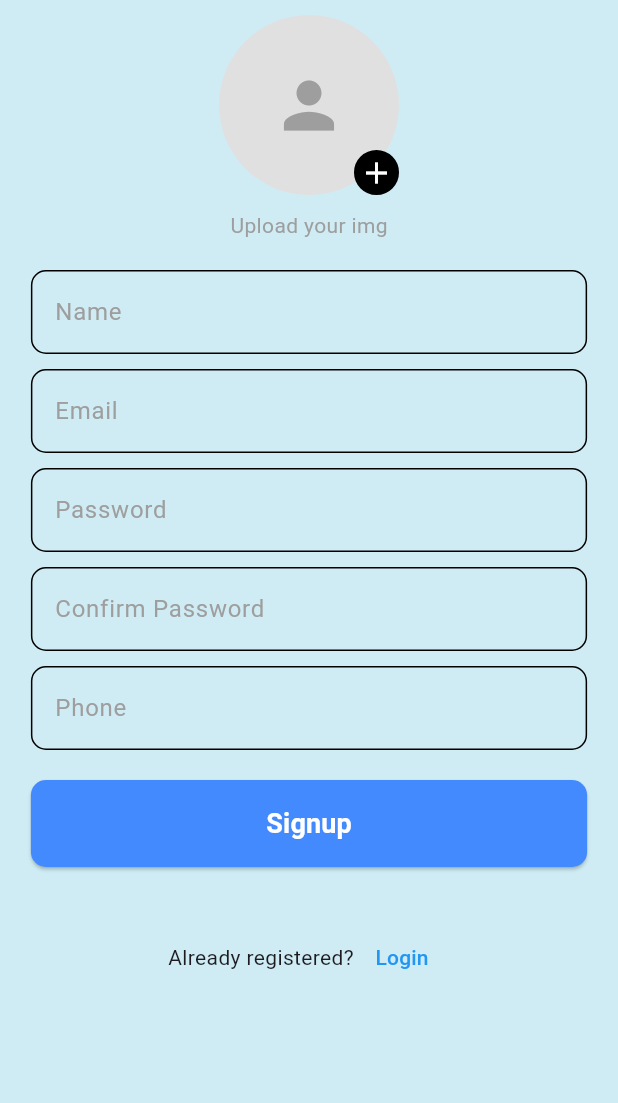
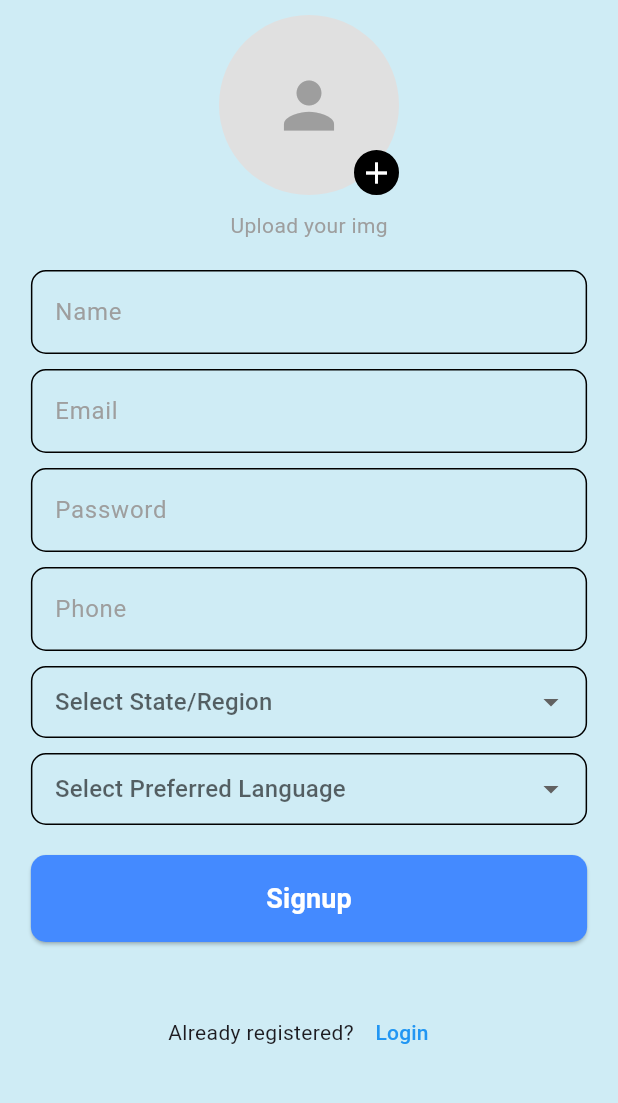
Before and after one commit to Jay2127-prajapati/pregmed, a Flutter app: the SignupScreen screen opened directly, on a phone screen of 412 x 824 dp, the part 120-1223 px from its top. Run offline on Flutter 3.47's test engine with Material 3 defaults, Android fonts, the phone set to English and light mode, and no system bars; our stand-ins replace image_picker.

Commit message:
fourth commit

```diff
--- a/lib/Authentication/signup_screen.dart
+++ b/lib/Authentication/signup_screen.dart
@@ -1,6 +1,7 @@
-import 'dart:io';
 import 'package:flutter/material.dart';
-import 'package:image_picker/image_picker.dart';
+import 'package:pregmed_project/Components/dropdownWidget.dart';
+import 'package:pregmed_project/components/image_picker_widget.dart';
+import 'package:pregmed_project/components/text_field_widget.dart';
 
 class SignupScreen extends StatefulWidget {
   const SignupScreen({super.key});
@@ -13,43 +14,33 @@ class _SignupScreenState extends State<SignupScreen> {
   final TextEditingController _nameController = TextEditingController();
   final TextEditingController _emailController = TextEditingController();
   final TextEditingController _passwordController = TextEditingController();
-  final TextEditingController _confirmPasswordController = TextEditingController();
   final TextEditingController _phoneController = TextEditingController();
 
   final FocusNode _nameFocusNode = FocusNode();
   final FocusNode _emailFocusNode = FocusNode();
   final FocusNode _passwordFocusNode = FocusNode();
-  final FocusNode _confirmPasswordFocusNode = FocusNode();
   final FocusNode _phoneFocusNode = FocusNode();
 
   bool _isNameValid = true;
   bool _isEmailValid = true;
   bool _isPasswordValid = true;
-  bool _isConfirmPasswordValid = true;
   bool _isPhoneValid = true;
 
-  XFile? _image; // To store the selected image
+  String? _selectedState;
+  String? _selectedLanguage;
 
-  final ImagePicker _picker = ImagePicker();
-
-  Future<void> _pickImage() async {
-    final XFile? image = await _picker.pickImage(source: ImageSource.gallery);
-    setState(() {
-      _image = image;
-    });
-  }
+  final List<String> _states = ['State 1', 'State 2', 'State 3'];
+  final List<String> _languages = ['Language 1', 'Language 2', 'Language 3'];
 
   @override
   void dispose() {
     _nameController.dispose();
     _emailController.dispose();
     _passwordController.dispose();
-    _confirmPasswordController.dispose();
     _phoneController.dispose();
     _nameFocusNode.dispose();
     _emailFocusNode.dispose();
     _passwordFocusNode.dispose();
-    _confirmPasswordFocusNode.dispose();
     _phoneFocusNode.dispose();
     super.dispose();
   }
@@ -81,49 +72,7 @@ class _SignupScreenState extends State<SignupScreen> {
                   ],
                 ),
                 const SizedBox(height: 10),
-                Center(
-                  child: Stack(
-                    clipBehavior: Clip.none,
-                    children: [
-                      GestureDetector(
-                        onTap: _pickImage,
-                        child: CircleAvatar(
-                          radius: 60,
-                          backgroundColor: Colors.grey[300],
-                          backgroundImage: _image != null
-                              ? FileImage(File(_image!.path))
-                              : null,
-                          child: _image == null
-                              ? const Icon(
-                                  Icons.person,
-                                  size: 50,
-                                  color: Colors.grey,
-                                )
-                              : null,
-                        ),
-                      ),
-                      Positioned(
-                        bottom: 0,
-                        right: 0,
-                        child: GestureDetector(
-                          onTap: _pickImage,
-                          child: Container(
-                            decoration: BoxDecoration(
-                              shape: BoxShape.circle,
-                              color: Colors.black,
-                              border: Border.all(color: Colors.black, width: 3),
-                            ),
-                            child: const Icon(
-                              Icons.add,
-                              color: Colors.white,
-                              size: 24,
-                            ),
-                          ),
-                        ),
-                      ),
-                    ],
-                  ),
-                ),
+                const ImagePickerWidget(),
                 const SizedBox(height: 10),
                 const Center(
                   child: Text(
@@ -137,7 +86,7 @@ class _SignupScreenState extends State<SignupScreen> {
                   child: Column(
                     crossAxisAlignment: CrossAxisAlignment.start,
                     children: [
-                      _buildTextField(
+                      TextFieldWidget(
                         controller: _nameController,
                         focusNode: _nameFocusNode,
                         label: "Name",
@@ -149,7 +98,7 @@ class _SignupScreenState extends State<SignupScreen> {
                         },
                       ),
                       const SizedBox(height: 10),
-                      _buildTextField(
+                      TextFieldWidget(
                         controller: _emailController,
                         focusNode: _emailFocusNode,
                         label: "Email",
@@ -161,7 +110,7 @@ class _SignupScreenState extends State<SignupScreen> {
                         },
                       ),
                       const SizedBox(height: 10),
-                      _buildTextField(
+                      TextFieldWidget(
                         controller: _passwordController,
                         focusNode: _passwordFocusNode,
                         label: "Password",
@@ -174,20 +123,7 @@ class _SignupScreenState extends State<SignupScreen> {
                         },
                       ),
                       const SizedBox(height: 10),
-                      _buildTextField(
-                        controller: _confirmPasswordController,
-                        focusNode: _confirmPasswordFocusNode,
-                        label: "Confirm Password",
-                        isValid: _isConfirmPasswordValid,
-                        obscureText: true,
-                        onChanged: (value) {
-                          setState(() {
-                            _isConfirmPasswordValid = value == _passwordController.text;
-                          });
-                        },
-                      ),
-                      const SizedBox(height: 10),
-                      _buildTextField(
+                      TextFieldWidget(
                         controller: _phoneController,
                         focusNode: _phoneFocusNode,
                         label: "Phone",
@@ -195,6 +131,28 @@ class _SignupScreenState extends State<SignupScreen> {
                         onChanged: (value) {
                           setState(() {
                             _isPhoneValid = value.isNotEmpty;
+                          });
+                        },
+                      ),
+                      const SizedBox(height: 10),
+                      DropdownWidget(
+                        value: _selectedState,
+                        items: _states,
+                        hint: "Select State/Region",
+                        onChanged: (value) {
+                          setState(() {
+                            _selectedState = value;
+                          });
+                        },
+                      ),
+                      const SizedBox(height: 10),
+                      DropdownWidget(
+                        value: _selectedLanguage,
+                        items: _languages,
+                        hint: "Select Preferred Language",
+                        onChanged: (value) {
+                          setState(() {
+                            _selectedLanguage = value;
                           });
                         },
                       ),
@@ -250,37 +208,4 @@ class _SignupScreenState extends State<SignupScreen> {
       ),
     );
   }
-
-  Widget _buildTextField({
-    required TextEditingController controller,
-    required FocusNode focusNode,
-    required String label,
-    required bool isValid,
-    bool obscureText = false,
-    required Function(String) onChanged,
-  }) {
-    return TextField(
-      controller: controller,
-      focusNode: focusNode,
-      decoration: InputDecoration(
-        labelText: label,
-        labelStyle: const TextStyle(color: Colors.grey),
-        enabledBorder: OutlineInputBorder(
-          borderRadius: BorderRadius.circular(10),
-          borderSide: const BorderSide(color: Colors.black),
-        ),
-        focusedBorder: OutlineInputBorder(
-          borderRadius: BorderRadius.circular(10),
-          borderSide: BorderSide(color: focusNode.hasFocus ? Colors.green : Colors.black),
-        ),
-        errorText: isValid ? null : 'Invalid $label',
-        errorBorder: OutlineInputBorder(
-          borderRadius: BorderRadius.circular(10),
-          borderSide: const BorderSide(color: Colors.red),
-        ),
-      ),
-      obscureText: obscureText,
-      onChanged: onChanged,
-    );
-  }
 }
--- /dev/null
+++ b/lib/Components/dropdownWidget.dart
@@ -0,0 +1,47 @@
+import 'package:flutter/material.dart';
+
+class DropdownWidget extends StatelessWidget {
+  final String? value;
+  final List<String> items;
+  final String hint;
+  final ValueChanged<String?> onChanged;
+
+  const DropdownWidget({
+    Key? key,
+    required this.value,
+    required this.items,
+    required this.hint,
+    required this.onChanged,
+  }) : super(key: key);
+
+  @override
+  Widget build(BuildContext context) {
+    return DropdownButtonFormField<String>(
+      value: value,
+      items: items.map((item) {
+        return DropdownMenuItem<String>(
+          value: item,
+          child: Text(item),
+        );
+      }).toList(),
+      decoration: InputDecoration(
+        contentPadding: EdgeInsets.symmetric(horizontal: 12),
+        enabledBorder: OutlineInputBorder(
+          borderRadius: BorderRadius.circular(10),
+          borderSide: const BorderSide(color: Colors.black),
+        ),
+        focusedBorder: OutlineInputBorder(
+          borderRadius: BorderRadius.circular(10),
+          borderSide: const BorderSide(color: Colors.green),
+        ),
+        filled: true,
+        fillColor: Colors.transparent,
+      ),
+      dropdownColor: const Color(0xFFcfecf5).withOpacity(0.9),
+      onChanged: onChanged,
+      hint: Text(hint),
+      // Add padding to the dropdown menu by wrapping it with a Container
+      itemHeight: 50, // Adjust item height if needed
+    );
+  }
+}
--- a/pubspec.yaml
+++ b/pubspec.yaml
@@ -37,6 +37,7 @@ dependencies:
   cupertino_icons: ^1.0.8
   image_picker: ^1.1.2
   shared_preferences: ^2.3.2
+  country_list_pick: ^1.0.1+6
 
 dev_dependencies:
   flutter_test:
```
Also changed, not shown: pubspec.lock.
